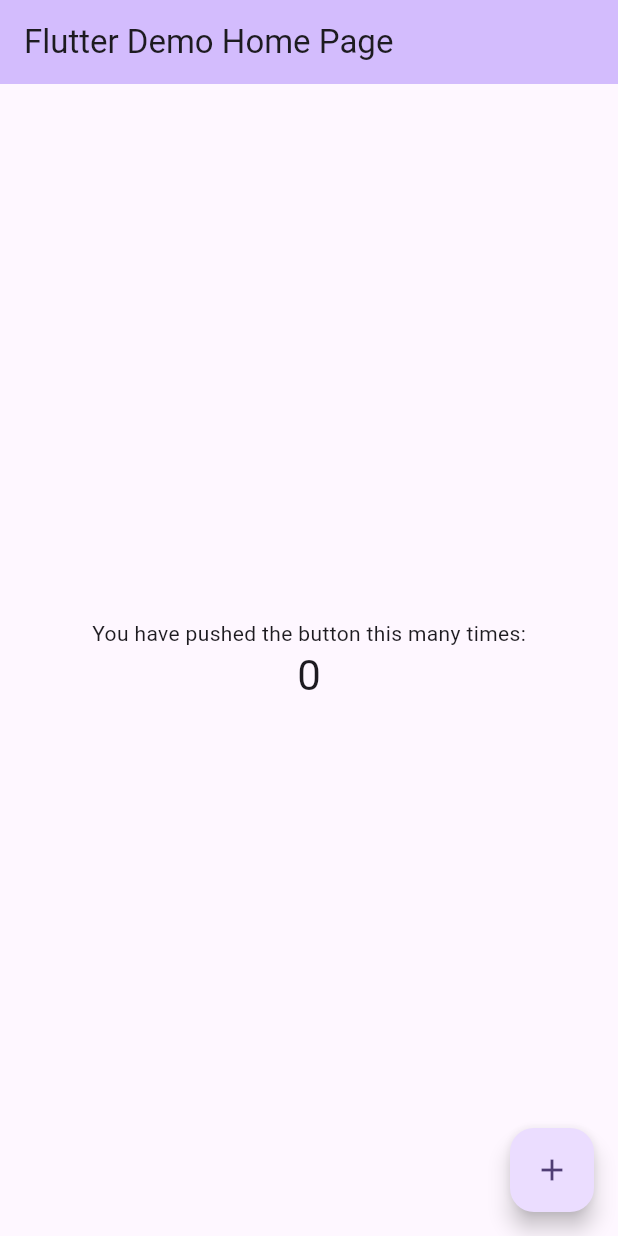
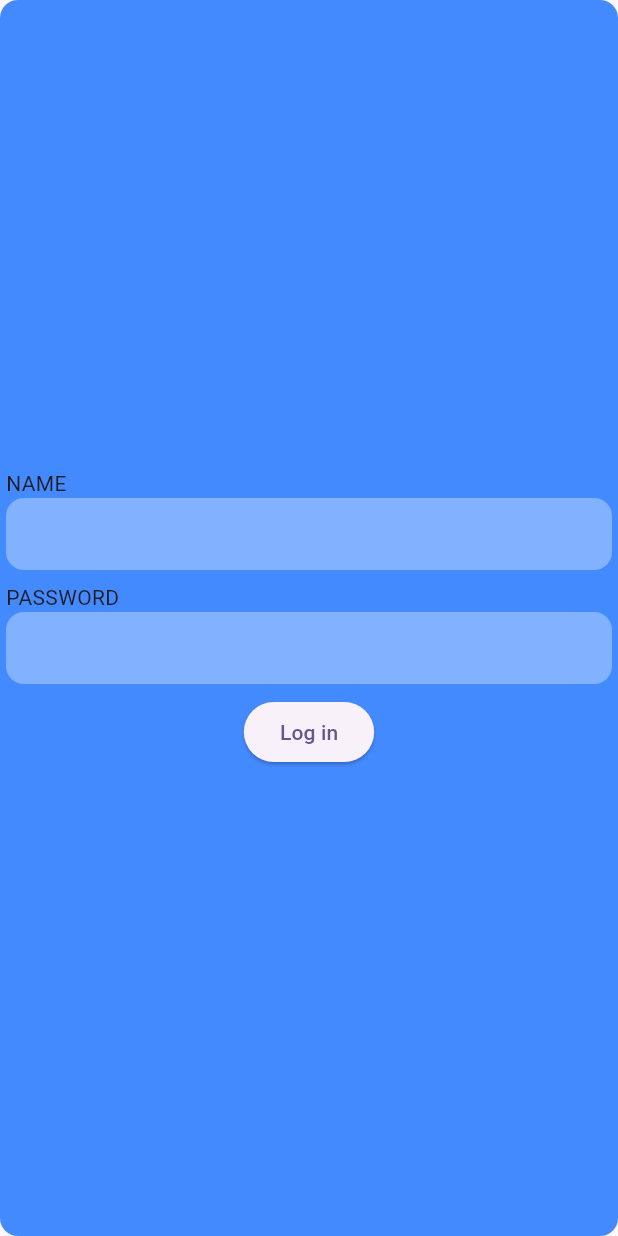
Before and after one commit to NotRayhaan/widget-fidgets, a Flutter app: the screen it shows after launch, on a phone screen of 412 x 824 dp. Run offline on Flutter 3.47's test engine with Material 3 defaults, Android fonts, the phone set to English and light mode, and no system bars.

Commit message:
initial widget implmentations

```diff
--- a/lesson1/lib/main.dart
+++ b/lesson1/lib/main.dart
@@ -1,4 +1,5 @@
 import 'package:flutter/material.dart';
+import 'package:lesson1/src/ui/layout/my_layout.dart';
 
 void main() {
   runApp(const MyApp());
@@ -31,40 +32,8 @@ class MyHomePage extends StatefulWidget {
 }
 
 class _MyHomePageState extends State<MyHomePage> {
-  int _counter = 0;
-
-  void _incrementCounter() {
-    setState(() {
-      _counter++;
-    });
-  }
-
   @override
   Widget build(BuildContext context) {
-    return Scaffold(
-      appBar: AppBar(
-        backgroundColor: Theme.of(context).colorScheme.inversePrimary,
-        title: Text(widget.title),
-      ),
-      body: Center(
-        child: Column(
-          mainAxisAlignment: MainAxisAlignment.center,
-          children: <Widget>[
-            const Text(
-              'You have pushed the button this many times:',
-            ),
-            Text(
-              '$_counter',
-              style: Theme.of(context).textTheme.headlineMedium,
-            ),
-          ],
-        ),
-      ),
-      floatingActionButton: FloatingActionButton(
-        onPressed: _incrementCounter,
-        tooltip: 'Increment',
-        child: const Icon(Icons.add),
-      ), // This trailing comma makes auto-formatting nicer for build methods.
-    );
+    return const MyLayout();
   }
 }
--- /dev/null
+++ b/lesson1/lib/src/ui/layout/my_layout.dart
@@ -0,0 +1,15 @@
+import 'package:flutter/material.dart';
+import 'package:lesson1/src/ui/widget/background.dart';
+import 'package:lesson1/src/ui/widget/form.dart';
+
+class MyLayout extends StatelessWidget {
+  const MyLayout({super.key});
+
+  @override
+  Widget build(BuildContext context) {
+    return Scaffold(
+      body: Center(child: MyBackground(color: Colors.blueAccent, child: MyForm())),
+    );
+    ;
+  }
+}
--- /dev/null
+++ b/lesson1/lib/src/ui/widget/background.dart
@@ -0,0 +1,15 @@
+import 'package:flutter/material.dart';
+
+class MyBackground extends StatelessWidget {
+  const MyBackground({super.key, this.child, required this.color});
+  final Widget? child;
+  final Color color;
+
+  @override
+  Widget build(BuildContext context) {
+    return Container(
+      decoration: BoxDecoration(color: color, borderRadius: BorderRadius.circular(12)),
+      child: child,
+    );
+  }
+}
--- /dev/null
+++ b/lesson1/lib/src/ui/widget/button.dart
@@ -0,0 +1,12 @@
+import 'package:flutter/material.dart';
+
+class MyButton extends StatelessWidget {
+  const MyButton({super.key, this.onPressed, required this.label});
+  final VoidCallback? onPressed;
+  final String label;
+
+  @override
+  Widget build(BuildContext context) {
+    return ElevatedButton(onPressed: onPressed, child: Text(label));
+  }
+}
--- /dev/null
+++ b/lesson1/lib/src/ui/widget/form.dart
@@ -0,0 +1,32 @@
+import 'package:flutter/material.dart';
+import 'package:lesson1/src/ui/widget/button.dart';
+import 'package:lesson1/src/ui/widget/textform.dart';
+
+class MyForm extends StatelessWidget {
+  const MyForm({super.key});
+
+  @override
+  Widget build(BuildContext context) {
+    return Form(
+      child: Column(
+          mainAxisAlignment: MainAxisAlignment.center,
+          children: <Widget>[
+            const MyTextForm(
+              labelText: "NAME",
+            ),
+            const MyTextForm(
+              labelText: "PASSWORD",
+            ),
+            MyButton(
+              label: "Log in",
+              onPressed: () {},
+            )
+          ]
+              .map((e) => Padding(
+                    padding: const EdgeInsets.all(4),
+                    child: e,
+                  ))
+              .toList()),
+    );
+  }
+}
--- /dev/null
+++ b/lesson1/lib/src/ui/widget/textform.dart
@@ -0,0 +1,24 @@
+import 'package:flutter/material.dart';
+
+class MyTextForm extends StatelessWidget {
+  const MyTextForm({super.key, required this.labelText, this.helpText});
+  final String labelText;
+  final String? helpText;
+
+  @override
+  Widget build(BuildContext context) {
+    return Column(
+      crossAxisAlignment: CrossAxisAlignment.start,
+      children: [
+        Text(labelText),
+        Container(
+          decoration: BoxDecoration(color: Colors.blueAccent.shade100, borderRadius: BorderRadius.circular(12)),
+          child: TextFormField(
+            initialValue: helpText,
+            decoration: const InputDecoration(contentPadding: EdgeInsets.all(8), border: InputBorder.none),
+          ),
+        ),
+      ],
+    );
+  }
+}
```
Also changed, not shown: lesson1/lib/src/ui/screen/my_screen.dart (added), lesson1/lib/src/ui/view/my_view.dart (added).
